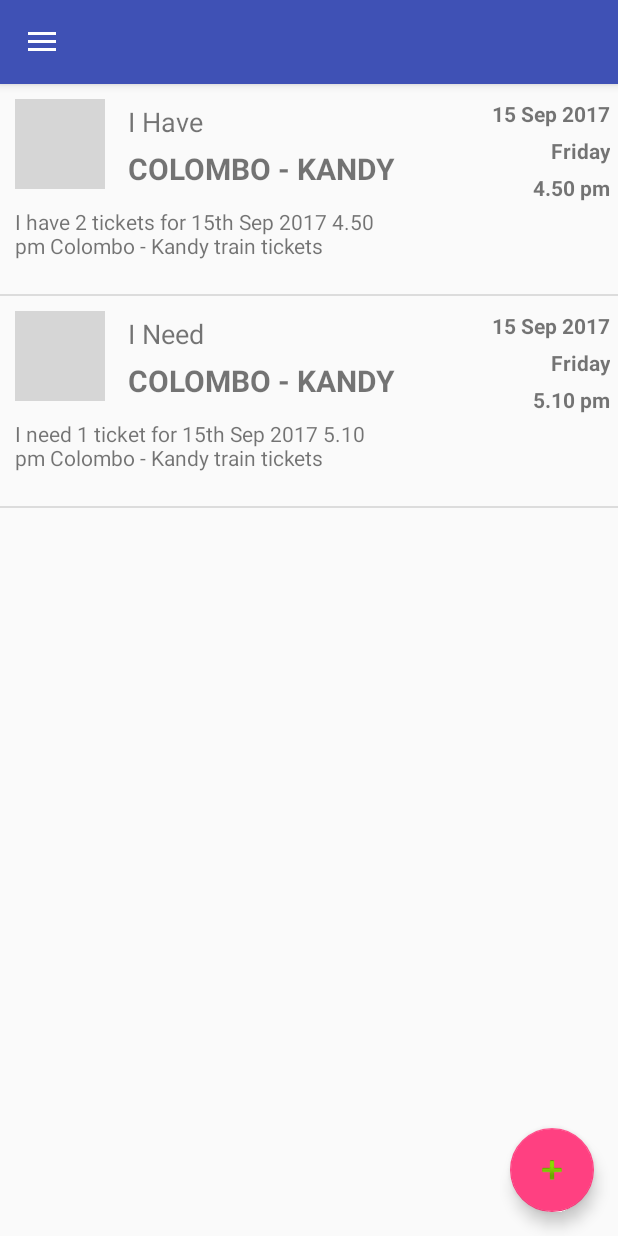
After one commit to kavi707/Exchange-T, an Android app: the fragment HomeFragment placed in its activity, on a phone screen of 412 x 824 dp. The commit adds this screen. Run offline under Robolectric (Android 15) with nearby library versions, the phone set to English and light mode, and no system bars; grey boxes are pictures that could not be loaded.

Commit message:
Create ticket data list view in home screen

```diff
--- a/app/src/main/java/com/kavi/droid/exchange/Constants.java
+++ b/app/src/main/java/com/kavi/droid/exchange/Constants.java
@@ -6,4 +6,6 @@ package com.kavi.droid.exchange;
  */
 
 public class Constants {
+
+    public static final String LOG_TAG = "EXCHANGE-T";
 }
--- a/app/src/main/java/com/kavi/droid/exchange/activities/LandingActivity.java
+++ b/app/src/main/java/com/kavi/droid/exchange/activities/LandingActivity.java
@@ -1,8 +1,11 @@
 package com.kavi.droid.exchange.activities;
 
+import android.app.Fragment;
+import android.app.FragmentManager;
 import android.os.Bundle;
 import android.support.design.widget.FloatingActionButton;
 import android.support.design.widget.Snackbar;
+import android.util.Log;
 import android.view.View;
 import android.support.design.widget.NavigationView;
 import android.support.v4.view.GravityCompat;
@@ -13,7 +16,9 @@ import android.support.v7.widget.Toolbar;
 import android.view.Menu;
 import android.view.MenuItem;
 
+import com.kavi.droid.exchange.Constants;
 import com.kavi.droid.exchange.R;
+import com.kavi.droid.exchange.fragments.HomeFragment;
 
 /**
  * Created by kavi707 on 9/9/17.
@@ -26,6 +31,12 @@ public class LandingActivity extends AppCompatActivity
     protected void onCreate(Bundle savedInstanceState) {
         super.onCreate(savedInstanceState);
         setContentView(R.layout.activity_landing);
+
+        setUpViews();
+    }
+
+    private void setUpViews() {
+
         Toolbar toolbar = (Toolbar) findViewById(R.id.toolbar);
         setSupportActionBar(toolbar);
 
@@ -49,6 +60,15 @@ public class LandingActivity extends AppCompatActivity
 
         // Remove app title from the action bar
         getSupportActionBar().setDisplayShowTitleEnabled(false);
+
+        setInitialView();
+    }
+
+    private void setInitialView() {
+        Fragment fragment = new HomeFragment();
+        FragmentManager fragmentManager = getFragmentManager();
+        fragmentManager.beginTransaction()
+                .replace(R.id.frame_container, fragment).commit();
     }
 
     @Override
@@ -65,10 +85,11 @@ public class LandingActivity extends AppCompatActivity
     @Override
     public boolean onNavigationItemSelected(MenuItem item) {
         // Handle navigation view item clicks here.
+        Fragment fragment = null;
         int id = item.getItemId();
 
         if (id == R.id.nav_home) {
-            // Handle the camera action
+            fragment = new HomeFragment();
         } else if (id == R.id.nav_history) {
 
         } else if (id == R.id.nav_notifications) {
@@ -81,8 +102,18 @@ public class LandingActivity extends AppCompatActivity
 
         }
 
-        DrawerLayout drawer = (DrawerLayout) findViewById(R.id.drawer_layout);
-        drawer.closeDrawer(GravityCompat.START);
+        if (fragment != null) {
+            FragmentManager fragmentManager = getFragmentManager();
+            fragmentManager.beginTransaction()
+                    .replace(R.id.frame_container, fragment).commit();
+
+            DrawerLayout drawer = (DrawerLayout) findViewById(R.id.drawer_layout);
+            drawer.closeDrawer(GravityCompat.START);
+        } else {
+            // error in creating fragment
+            Log.e(Constants.LOG_TAG,"LandingActivity:onNavigationItemSelected / On Fragment form error: Fail to create Fragment");
+        }
+
         return true;
     }
 }
--- /dev/null
+++ b/app/src/main/java/com/kavi/droid/exchange/adapters/RequestItemAdapter.java
@@ -0,0 +1,56 @@
+package com.kavi.droid.exchange.adapters;
+
+import android.content.Context;
+import android.view.View;
+import android.view.ViewGroup;
+import android.widget.BaseAdapter;
+
+import com.kavi.droid.exchange.R;
+import com.kavi.droid.exchange.models.TicketRequest;
+import com.kavi.droid.exchange.views.RequestItemView;
+
+import java.util.List;
+
+/**
+ * Created by kwijewardana on 9/14/17.
+ * @author Kavimal Wijewardana <kavi707@gmail.com>
+ */
+
+public class RequestItemAdapter extends BaseAdapter {
+
+    private List<TicketRequest> ticketRequestList;
+    private Context context;
+
+    public RequestItemAdapter(List<TicketRequest> ticketRequestList, Context context) {
+        this.ticketRequestList = ticketRequestList;
+        this.context = context;
+    }
+
+    @Override
+    public int getCount() {
+        return ticketRequestList.size();
+    }
+
+    @Override
+    public Object getItem(int position) {
+        return (ticketRequestList == null)?null:ticketRequestList.get(position);
+    }
+
+    @Override
+    public long getItemId(int position) {
+        return position;
+    }
+
+    @Override
+    public View getView(int position, View convertView, ViewGroup parent) {
+        RequestItemView requestItemView;
+        if (convertView == null) {
+            requestItemView = (RequestItemView) View.inflate(context, R.layout.view_request_item, null);
+        } else {
+            requestItemView = (RequestItemView) convertView;
+        }
+
+        requestItemView.setTicketRequest(ticketRequestList.get(position));
+        return requestItemView;
+    }
+}
--- /dev/null
+++ b/app/src/main/java/com/kavi/droid/exchange/fragments/HomeFragment.java
@@ -0,0 +1,72 @@
+package com.kavi.droid.exchange.fragments;
+
+import android.app.Fragment;
+import android.content.Context;
+import android.os.Bundle;
+import android.support.annotation.Nullable;
+import android.view.LayoutInflater;
+import android.view.View;
+import android.view.ViewGroup;
+import android.widget.ListView;
+
+import com.kavi.droid.exchange.R;
+import com.kavi.droid.exchange.adapters.RequestItemAdapter;
+import com.kavi.droid.exchange.models.TicketRequest;
+
+import java.util.ArrayList;
+import java.util.List;
+
+/**
+ * Created by kwijewardana on 9/14/17.
+ * @author Kavimal Wijewardana <kavi707@gmail.com>
+ */
+
+public class HomeFragment extends Fragment {
+
+    private View rootView;
+    private ListView ticketRequestListView;
+
+    private RequestItemAdapter requestItemAdapter;
+    private List<TicketRequest> ticketRequestList = new ArrayList<>();
+
+    public HomeFragment() {
+    }
+
+    @Nullable
+    @Override
+    public View onCreateView(LayoutInflater inflater, ViewGroup container, Bundle savedInstanceState) {
+        rootView = inflater.inflate(R.layout.fragment_home, container, false);
+        setUpView(rootView);
+
+        return rootView;
+    }
+
+    public void setUpView(View upView) {
+
+        ticketRequestListView = (ListView) upView.findViewById(R.id.ticketRequestListView);
+
+        TicketRequest ticketRequest  = new TicketRequest();
+        ticketRequest.setReqType(TicketRequest.I_HAVE);
+        ticketRequest.setStartToEnd(TicketRequest.COLOMBO_KANDY);
+        ticketRequest.setReqDate(1505391126);
+        ticketRequest.setTicketDate("15 Sep 2017");
+        ticketRequest.setTicketTime("4.50 pm");
+        ticketRequest.setTicketDay("Friday");
+        ticketRequest.setReqDescription("I have 2 tickets for 15th Sep 2017 4.50 pm Colombo - Kandy train tickets");
+
+        TicketRequest ticketRequest1  = new TicketRequest();
+        ticketRequest1.setReqType(TicketRequest.I_NEED);
+        ticketRequest1.setStartToEnd(TicketRequest.COLOMBO_KANDY);
+        ticketRequest1.setReqDate(1505394200);
+        ticketRequest1.setTicketDate("15 Sep 2017");
+        ticketRequest1.setTicketTime("5.10 pm");
+        ticketRequest1.setTicketDay("Friday");
+        ticketRequest1.setReqDescription("I need 1 ticket for 15th Sep 2017 5.10 pm Colombo - Kandy train tickets");
+
+        ticketRequestList.add(ticketRequest);
+        ticketRequestList.add(ticketRequest1);
+
+        requestItemAdapter = new RequestItemAdapter(ticketRequestList, getActivity());
+        ticketRequestListView.setAdapter(requestItemAdapter);
+    }
+}
--- /dev/null
+++ b/app/src/main/java/com/kavi/droid/exchange/models/TicketRequest.java
@@ -0,0 +1,90 @@
+package com.kavi.droid.exchange.models;
+
+import java.util.Date;
+
+/**
+ * Created by kwijewardana on 9/14/17.
+ * @author Kavimal Wijewardana <kavi707@gmail.com>
+ */
+
+public class TicketRequest {
+
+    public static final int I_NEED = 0;
+    public static final int I_HAVE = 1;
+
+    public static final int COLOMBO_KANDY = 0;
+    public static final int KANDY_COLOMBO = 1;
+
+    private int reqType;
+    private int startToEnd;
+    private String reqDescription;
+    private long reqDate;
+    private String ticketDate;
+    private String ticketTime;
+    private String ticketDay;
+    private String userPicUrl;
+
+    public int getReqType() {
+        return reqType;
+    }
+
+    public void setReqType(int reqType) {
+        this.reqType = reqType;
+    }
+
+    public int getStartToEnd() {
+        return startToEnd;
+    }
+
+    public void setStartToEnd(int startToEnd) {
+        this.startToEnd = startToEnd;
+    }
+
+    public String getReqDescription() {
+        return reqDescription;
+    }
+
+    public void setReqDescription(String reqDescription) {
+        this.reqDescription = reqDescription;
+    }
+
+    public long getReqDate() {
+        return reqDate;
+    }
+
+    public void setReqDate(long reqDate) {
+        this.reqDate = reqDate;
+    }
+
+    public String getTicketDate() {
+        return ticketDate;
+    }
+
+    public void setTicketDate(String ticketDate) {
+        this.ticketDate = ticketDate;
+    }
+
+    public String getTicketTime() {
+        return ticketTime;
+    }
+
+    public void setTicketTime(String ticketTime) {
+        this.ticketTime = ticketTime;
+    }
+
+    public String getTicketDay() {
+        return ticketDay;
+    }
+
+    public void setTicketDay(String ticketDay) {
+        this.ticketDay = ticketDay;
+    }
+
+    public String getUserPicUrl() {
+        return userPicUrl;
+    }
+
+    public void setUserPicUrl(String userPicUrl) {
+        this.userPicUrl = userPicUrl;
+    }
+}
--- a/app/src/main/java/com/kavi/droid/exchange/views/RequestItemView.java
+++ b/app/src/main/java/com/kavi/droid/exchange/views/RequestItemView.java
@@ -7,6 +7,8 @@ import android.widget.RelativeLayout;
 import android.widget.TextView;
 
 import com.kavi.droid.exchange.R;
+import com.kavi.droid.exchange.models.TicketRequest;
+import com.kavi.droid.exchange.services.imageLoader.ImageLoadingManager;
 
 /**
  * Created by kavi707 on 9/13/17.
@@ -24,8 +26,12 @@ public class RequestItemView extends RelativeLayout {
     private TextView ticketDayTextView;
     private TextView ticketTimeTextView;
 
+    private ImageLoadingManager imageLoadingManager;
+    private TicketRequest ticketRequest;
+
     public RequestItemView(Context context, AttributeSet attrs) {
         super(context, attrs);
+        imageLoadingManager = new ImageLoadingManager(context);
     }
 
     @Override
@@ -41,4 +47,59 @@ public class RequestItemView extends RelativeLayout {
         ticketDayTextView = (TextView) findViewById(R.id.ticketDayTextView);
         ticketTimeTextView = (TextView) findViewById(R.id.ticketTimeTextView);
     }
+
+    public TicketRequest getTicketRequest() {
+        return ticketRequest;
+    }
+
+    public void setTicketRequest(TicketRequest ticketRequest) {
+        this.ticketRequest = ticketRequest;
+
+        imageLoadingManager.loadImageToImageView(ticketRequest.getUserPicUrl(), userPicImageView, false);
+        if (ticketRequest.getReqType() == TicketRequest.I_HAVE) {
+            reqTypeTextView.setText("I Have");
+        } else if (ticketRequest.getReqType() == TicketRequest.I_NEED) {
+            reqTypeTextView.setText("I Need");
+        }
+
+        if (ticketRequest.getStartToEnd() == TicketRequest.COLOMBO_KANDY) {
+            reqStartEndTextView.setText("COLOMBO - KANDY");
+        } else if (ticketRequest.getStartToEnd() == TicketRequest.KANDY_COLOMBO) {
+            reqStartEndTextView.setText("KANDY - COLOMBO");
+        }
+
+        reqDescriptionTextView.setText(ticketRequest.getReqDescription());
+        ticketDateTextView.setText(ticketRequest.getTicketDate());
+        ticketDayTextView.setText(ticketRequest.getTicketDay());
+        ticketTimeTextView.setText(ticketRequest.getTicketTime());
+        timeAgoTextView.setText(getTimeDiffString(ticketRequest.getReqDate()));
+    }
+
+    private String getTimeDiffString(long reqDateTime) {
+        String timeDiffString = null;
+
+        long currentUnixTime = System.currentTimeMillis() / 1000L;
+
+        long timeDiff = currentUnixTime - reqDateTime;
+
+        long validSeconds = timeDiff % 60;
+
+        long hours = timeDiff / (60*60);
+        long minutes = timeDiff / 60;
+        long days = 0;
+        if (hours != 0)
+            days = hours / 24;
+
+        if (days > 0) {
+            timeDiffString = days + " days ago";
+        } else if (days == 0 && hours > 0) {
+            timeDiffString = hours + " hours ago";
+        } else if (hours == 0 && minutes > 0) {
+            timeDiffString = minutes + " minutes ago";
+        } else if (minutes == 0 && validSeconds > 0){
+            timeDiffString = validSeconds + " seconds ago";
+        }
+
+        return timeDiffString;
+    }
 }
--- a/app/src/main/res/layout/content_landing.xml
+++ b/app/src/main/res/layout/content_landing.xml
@@ -1,5 +1,6 @@
 <?xml version="1.0" encoding="utf-8"?>
-<android.support.constraint.ConstraintLayout xmlns:android="http://schemas.android.com/apk/res/android"
+<RelativeLayout
+    xmlns:android="http://schemas.android.com/apk/res/android"
     xmlns:app="http://schemas.android.com/apk/res-auto"
     xmlns:tools="http://schemas.android.com/tools"
     android:layout_width="match_parent"
@@ -8,4 +9,9 @@
     tools:context="com.kavi.droid.exchange.activities.LandingActivity"
     tools:showIn="@layout/app_bar_landing">
 
-</android.support.constraint.ConstraintLayout>
+    <FrameLayout
+        android:id="@+id/frame_container"
+        android:layout_width="match_parent"
+        android:layout_height="match_parent"/>
+
+</RelativeLayout>
--- /dev/null
+++ b/app/src/main/res/layout/fragment_home.xml
@@ -0,0 +1,15 @@
+<?xml version="1.0" encoding="utf-8"?>
+<RelativeLayout
+    xmlns:android="http://schemas.android.com/apk/res/android"
+    android:orientation="vertical"
+    android:layout_width="match_parent"
+    android:layout_height="match_parent">
+
+    <ListView
+        android:id="@+id/ticketRequestListView"
+        android:layout_width="match_parent"
+        android:layout_height="match_parent"
+        android:layout_alignParentTop="true"
+        android:layout_alignParentStart="true" />
+
+</RelativeLayout>
--- a/app/src/main/res/layout/view_request_item.xml
+++ b/app/src/main/res/layout/view_request_item.xml
@@ -1,96 +1,102 @@
 <?xml version="1.0" encoding="utf-8"?>
-<com.kavi.droid.exchange.views.RequestItemView
-    xmlns:android="http://schemas.android.com/apk/res/android"
+<com.kavi.droid.exchange.views.RequestItemView xmlns:android="http://schemas.android.com/apk/res/android"
     xmlns:app="http://schemas.android.com/apk/res-auto"
     android:layout_width="match_parent"
-    android:layout_height="120dp">
+    android:layout_height="wrap_content">
+
+    <RelativeLayout
+        android:layout_width="match_parent"
+        android:layout_height="140dp">
 
         <ImageView
+            android:id="@+id/userImageView"
             android:layout_width="60dp"
             android:layout_height="60dp"
-        app:srcCompat="@drawable/com_facebook_auth_dialog_cancel_background"
+            android:layout_alignParentStart="true"
             android:layout_alignParentTop="true"
-        android:layout_alignParentStart="true"
             android:layout_marginStart="10dp"
             android:layout_marginTop="10dp"
-        android:id="@+id/userImageView" />
+            app:srcCompat="@drawable/com_facebook_auth_dialog_cancel_background" />
 
         <TextView
-        android:text="COLOMBO - KANDY"
-        android:textStyle="bold"
-        android:textSize="20dp"
+            android:id="@+id/reqStartEndTextView"
             android:layout_width="wrap_content"
             android:layout_height="wrap_content"
-        android:id="@+id/reqStartEndTextView"
             android:layout_alignBottom="@+id/userImageView"
-        android:layout_alignStart="@+id/reqTypeTextView" />
+            android:layout_alignStart="@+id/reqTypeTextView"
+            android:text="COLOMBO - KANDY"
+            android:textSize="20dp"
+            android:textStyle="bold" />
 
         <TextView
-        android:text="I Need"
-        android:textSize="18dp"
+            android:id="@+id/reqTypeTextView"
             android:layout_width="wrap_content"
             android:layout_height="wrap_content"
+            android:layout_above="@+id/reqStartEndTextView"
+            android:layout_marginBottom="5dp"
             android:layout_marginStart="15dp"
-        android:layout_marginBottom="5dp"
-        android:id="@+id/reqTypeTextView"
-        android:layout_above="@+id/reqStartEndTextView"
-        android:layout_toEndOf="@+id/userImageView" />
+            android:layout_toEndOf="@+id/userImageView"
+            android:text="I Need"
+            android:textSize="18dp" />
 
         <TextView
+            android:id="@+id/reqDescriptionTextView"
+            android:layout_width="wrap_content"
+            android:layout_height="wrap_content"
+            android:layout_alignEnd="@+id/reqStartEndTextView"
+            android:layout_alignStart="@+id/userImageView"
+            android:layout_below="@+id/userImageView"
+            android:layout_marginTop="12dp"
+            android:layout_marginBottom="5dp"
             android:text="Request Description / Details"
             android:textSize="14dp"
-        android:layout_width="wrap_content"
-        android:layout_height="wrap_content"
-        android:layout_below="@+id/userImageView"
-        android:layout_alignStart="@+id/userImageView"
-        android:layout_marginTop="12dp"
-        android:id="@+id/reqDescriptionTextView"
-        android:layout_alignEnd="@+id/reqStartEndTextView" />
+            android:layout_alignParentBottom="true" />
 
         <TextView
-        android:text="59 minutes ago"
-        android:textSize="10dp"
+            android:id="@+id/timeAgoTextView"
             android:layout_width="wrap_content"
             android:layout_height="wrap_content"
             android:layout_alignParentBottom="true"
             android:layout_alignParentEnd="true"
+            android:layout_marginBottom="5dp"
             android:layout_marginRight="5dp"
-        android:layout_marginBottom="10dp"
+            android:layout_toEndOf="@+id/reqDescriptionTextView"
             android:gravity="right"
-        android:id="@+id/timeAgoTextView"
-        android:layout_toEndOf="@+id/reqDescriptionTextView" />
+            android:text="59 minutes ago"
+            android:textSize="10dp" />
 
         <TextView
-        android:text="30 May 2017"
-        android:gravity="right"
-        android:textStyle="bold"
+            android:id="@+id/ticketDateTextView"
             android:layout_width="wrap_content"
             android:layout_height="wrap_content"
-        android:id="@+id/ticketDateTextView"
+            android:layout_alignEnd="@+id/timeAgoTextView"
             android:layout_alignTop="@+id/userImageView"
-        android:layout_alignEnd="@+id/timeAgoTextView"
-        android:layout_toEndOf="@+id/reqStartEndTextView" />
+            android:layout_toEndOf="@+id/reqStartEndTextView"
+            android:gravity="right"
+            android:text="30 May 2017"
+            android:textStyle="bold" />
 
         <TextView
-        android:text="Friday"
-        android:gravity="right"
-        android:textStyle="bold"
-        android:layout_marginTop="5dp"
-        android:layout_marginBottom="5dp"
+            android:id="@+id/ticketDayTextView"
             android:layout_width="wrap_content"
             android:layout_height="wrap_content"
+            android:layout_alignEnd="@+id/ticketDateTextView"
             android:layout_below="@+id/ticketDateTextView"
-        android:layout_alignEnd="@+id/ticketDateTextView"
-        android:id="@+id/ticketDayTextView" />
+            android:layout_marginBottom="5dp"
+            android:layout_marginTop="5dp"
+            android:gravity="right"
+            android:text="Friday"
+            android:textStyle="bold" />
 
         <TextView
-        android:text="5.20 pm"
-        android:gravity="right"
-        android:textStyle="bold"
+            android:id="@+id/ticketTimeTextView"
             android:layout_width="wrap_content"
             android:layout_height="wrap_content"
-        android:id="@+id/ticketTimeTextView"
+            android:layout_alignEnd="@+id/ticketDayTextView"
             android:layout_below="@+id/ticketDayTextView"
-        android:layout_alignEnd="@+id/ticketDayTextView" />
+            android:gravity="right"
+            android:text="5.20 pm"
+            android:textStyle="bold" />
+    </RelativeLayout>
 
 </com.kavi.droid.exchange.views.RequestItemView>
```
Lines whose indentation alone changed are shown as unchanged.
